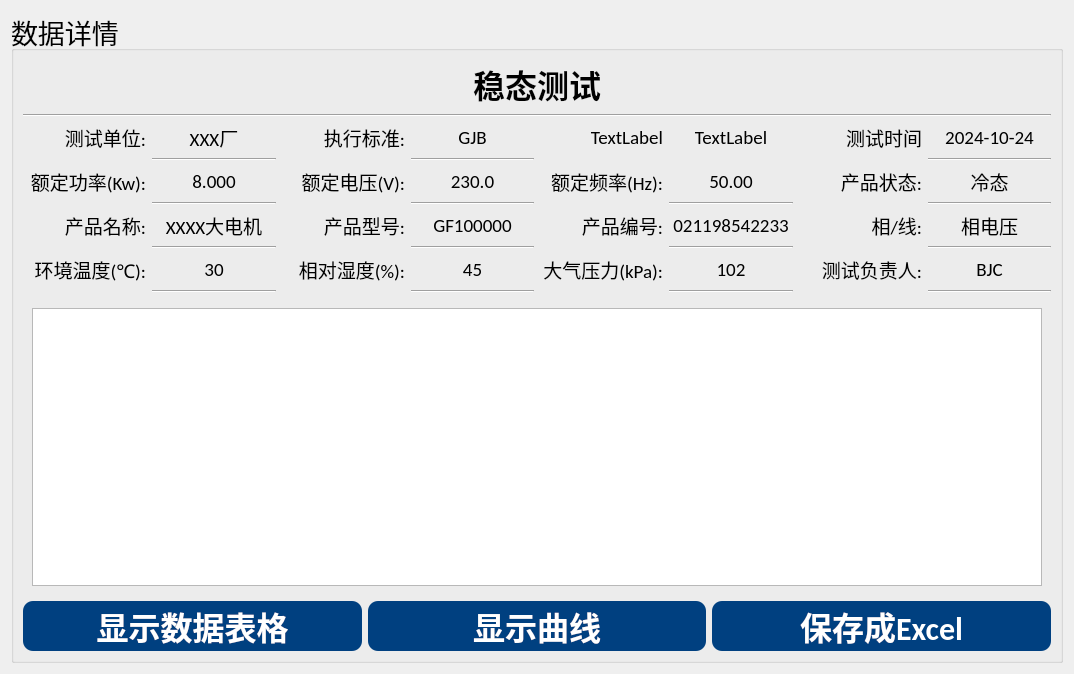
Old version of the form App/Page/detailpage.ui in the repository bjc123321/30KWZFDZZJCY.
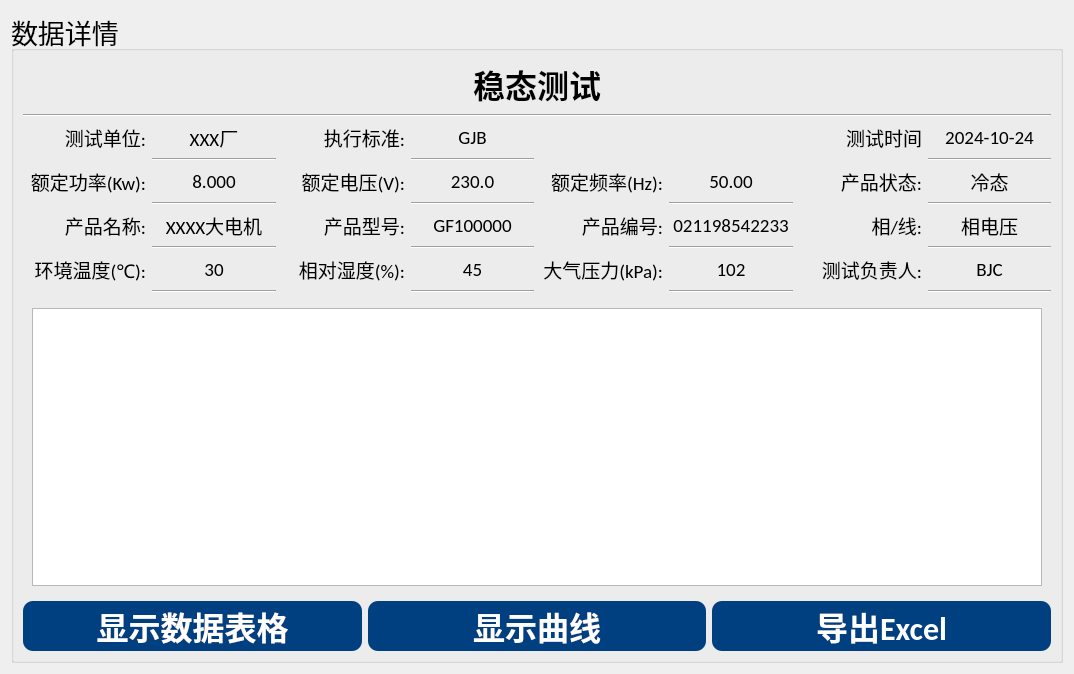
New version of the form.

What changed in the file:
```diff
--- a/App/Page/detailpage.ui
+++ b/App/Page/detailpage.ui
@@ -140,7 +140,7 @@
            </font>
           </property>
           <property name="text">
-           <string>保存成Excel</string>
+           <string>导出Excel</string>
           </property>
          </widget>
         </item>
@@ -382,22 +382,6 @@
           </property>
          </widget>
         </item>
-        <item row="0" column="4">
-         <widget class="QLabel" name="label_6">
-          <property name="font">
-           <font>
-            <family>Calibri</family>
-            <pointsize>14</pointsize>
-           </font>
-          </property>
-          <property name="text">
-           <string>TextLabel</string>
-          </property>
-          <property name="alignment">
-           <set>Qt::AlignRight|Qt::AlignTrailing|Qt::AlignVCenter</set>
-          </property>
-         </widget>
-        </item>
         <item row="3" column="1">
          <widget class="Line" name="line_7">
           <property name="frameShadow">
@@ -687,22 +671,6 @@
           </property>
          </widget>
         </item>
-        <item row="0" column="5">
-         <widget class="QLabel" name="label_15">
-          <property name="font">
-           <font>
-            <family>Calibri</family>
-            <pointsize>14</pointsize>
-           </font>
-          </property>
-          <property name="text">
-           <string>TextLabel</string>
-          </property>
-          <property name="alignment">
-           <set>Qt::AlignCenter</set>
-          </property>
-         </widget>
-        </item>
         <item row="5" column="5">
          <widget class="Line" name="line_13">
           <property name="frameShadow">
```
